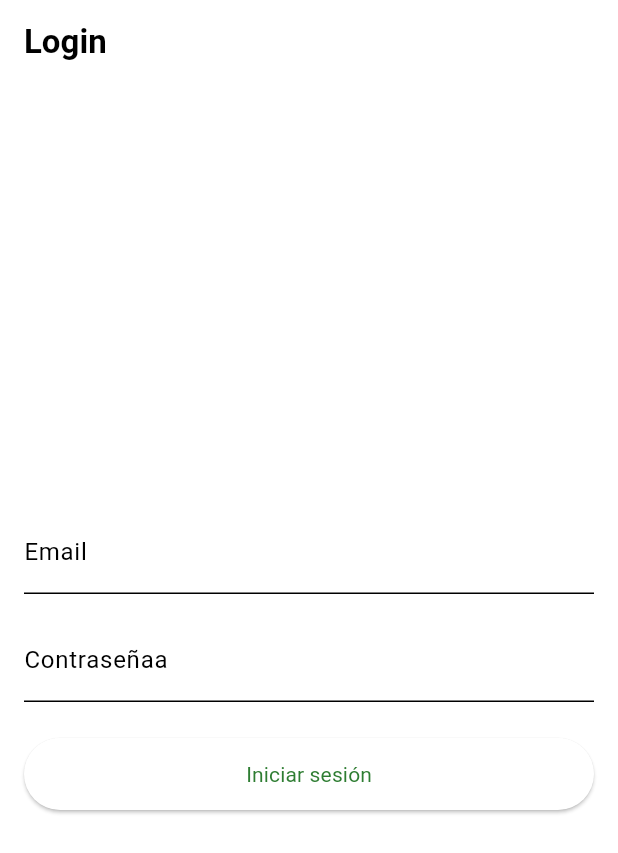
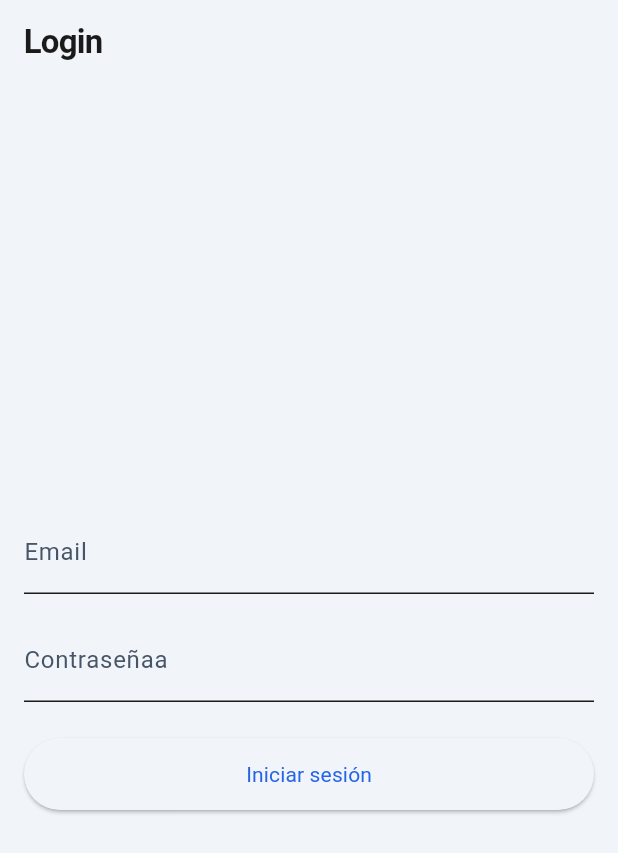
Before and after one commit to laquizhpeq/peoplesync, a Flutter app: the screen it shows after launch, on a phone screen of 412 x 824 dp. Shown: the top 853 px of the screen. Run offline on Flutter 3.47's test engine with Material 3 defaults, Android fonts, the phone set to English and light mode, and no system bars; our stand-ins replace firebase_auth, firebase_core; accounts and stored records are empty; Roboto replaces fonts that are missing (PlusJakartaSans).

Commit message:
integracion firebase,colores globales

```diff
--- a/lib/features/auth/auth_state.dart
+++ b/lib/features/auth/auth_state.dart
@@ -1,4 +1,3 @@
-// TODO: Implement Auth State Management (e.g., using Provider, Bloc, or Riverpod)
 class AuthState {
   // Placeholder for auth state
 }
--- a/lib/shared/themes/app_theme.dart
+++ b/lib/shared/themes/app_theme.dart
@@ -1,18 +1,79 @@
 import 'package:flutter/material.dart';
+// Asegúrate de que estas rutas sean las correctas en tu proyecto:
+import 'package:peoplesync/shared/themes/color_scheme.dart';
 import 'package:peoplesync/shared/themes/text_theme.dart';
 
-import 'color_scheme.dart';
+class AppTheme {
+  static const double _borderRadius = 16.0;
 
-class AppTheme {
+  // 1. Definimos el estilo de la Card por separado para que sea más legible
+  static CardThemeData _getCardTheme(ColorScheme colorScheme) {
+    return CardThemeData(
+      color: colorScheme.surfaceContainerHighest.withValues(alpha: 0.5),
+      elevation: 0,
+      shape: RoundedRectangleBorder(
+        borderRadius: BorderRadius.circular(_borderRadius),
+      ),
+      margin: const EdgeInsets.symmetric(horizontal: 16, vertical: 8),
+      clipBehavior: Clip
+          .antiAlias, // Para que el contenido no se salga de los bordes redondeados
+    );
+  }
+
+  // 2. Definimos el estilo de la AppBar
+  static AppBarTheme _getAppBarTheme(
+    ColorScheme colorScheme,
+    TextTheme textTheme,
+  ) {
+    return AppBarTheme(
+      backgroundColor: colorScheme.surface,
+      elevation: 0,
+      scrolledUnderElevation: 0,
+      centerTitle: false,
+      titleTextStyle: textTheme.titleLarge?.copyWith(
+        color: colorScheme.onSurface,
+      ),
+      iconTheme: IconThemeData(color: colorScheme.onSurface),
+    );
+  }
+
+  // 3. TEMA LIGHT
   static ThemeData lightTheme = ThemeData(
     useMaterial3: true,
     colorScheme: AppColorScheme.light,
     textTheme: AppTextTheme.light,
+    scaffoldBackgroundColor: AppColorScheme.light.surface,
+
+    // Asignamos los sub-temas
+    appBarTheme: _getAppBarTheme(AppColorScheme.light, AppTextTheme.light),
+    cardTheme: _getCardTheme(AppColorScheme.light),
+
+    floatingActionButtonTheme: FloatingActionButtonThemeData(
+      backgroundColor: AppColorScheme.light.primary,
+      foregroundColor: AppColorScheme.light.onPrimary,
+      shape: RoundedRectangleBorder(
+        borderRadius: BorderRadius.circular(_borderRadius),
+      ),
+    ),
   );
 
+  // 4. TEMA DARK
   static ThemeData darkTheme = ThemeData(
     useMaterial3: true,
     colorScheme: AppColorScheme.dark,
     textTheme: AppTextTheme.dark,
+    scaffoldBackgroundColor: AppColorScheme.dark.surface,
+
+    // Asignamos los sub-temas
+    appBarTheme: _getAppBarTheme(AppColorScheme.dark, AppTextTheme.dark),
+    cardTheme: _getCardTheme(AppColorScheme.dark),
+
+    floatingActionButtonTheme: FloatingActionButtonThemeData(
+      backgroundColor: AppColorScheme.dark.primary,
+      foregroundColor: AppColorScheme.dark.onPrimary,
+      shape: RoundedRectangleBorder(
+        borderRadius: BorderRadius.circular(_borderRadius),
+      ),
+    ),
   );
 }
--- a/lib/shared/themes/color_scheme.dart
+++ b/lib/shared/themes/color_scheme.dart
@@ -1,27 +1,59 @@
 import 'package:flutter/material.dart';
 
 class AppColorScheme {
+  // Seed Color: Sapphire Blue (#3B82F6) - El ADN de la marca
+
   static const light = ColorScheme(
     brightness: Brightness.light,
-    primary: Color(0xFF2E7D32),
+    // Primary: Sapphire Blue
+    primary: Color(0xFF2563EB),
     onPrimary: Colors.white,
-    secondary: Color(0xFF81C784),
-    onSecondary: Colors.black,
-    error: Colors.red,
+    primaryContainer: Color(0xFFDBEAFE),
+    onPrimaryContainer: Color(0xFF1E40AF),
+
+    // Secondary: Cyan Glacial
+    secondary: Color(0xFF06B6D4),
+    onSecondary: Colors.white,
+    secondaryContainer: Color(0xFFCFFAFE),
+    onSecondaryContainer: Color(0xFF0891B2),
+
+    // Tertiary: Soft Indigo
+    tertiary: Color(0xFF818CF8),
+    onTertiary: Colors.white,
+
+    // Neutral / Background
+    error: Color(0xFFBA1A1A),
     onError: Colors.white,
-    surface: Colors.white,
-    onSurface: Colors.black,
+    surface: Color(0xFFF1F5F9), // Slate White
+    onSurface: Color(0xFF1A1A1A), // Deep Charcoal
+    surfaceContainerHighest: Color(0xFFE2E8F0),
+    onSurfaceVariant: Color(0xFF475569),
   );
 
   static const dark = ColorScheme(
     brightness: Brightness.dark,
-    primary: Color(0xFF81C784),
-    onPrimary: Colors.black,
-    secondary: Color(0xFF2E7D32),
-    onSecondary: Colors.white,
-    error: Colors.red,
-    onError: Colors.white,
-    surface: Colors.black,
-    onSurface: Colors.white,
+    // Primary: Sky Blue (Suavizado para Dark Mode)
+    primary: Color(0xFF60A5FA),
+    onPrimary: Color(0xFF00318C),
+    primaryContainer: Color(0xFF1E40AF),
+    onPrimaryContainer: Color(0xFFDBEAFE),
+
+    // Secondary: Electric Cyan
+    secondary: Color(0xFF22D3EE),
+    onSecondary: Color(0xFF00363D),
+    secondaryContainer: Color(0xFF0891B2),
+    onSecondaryContainer: Color(0xFFCFFAFE),
+
+    // Tertiary: Lavender Mist
+    tertiary: Color(0xFFA5B4FC),
+    onTertiary: Color(0xFF2D3282),
+
+    // Neutral / Background
+    error: Color(0xFFFFB4AB),
+    onError: Color(0xFF690005),
+    surface: Color(0xFF0F172A), // Midnight Slate
+    onSurface: Color(0xFFF8FAFC), // White Blue
+    surfaceContainerHighest: Color(0xFF1E293B), // Para las tarjetas
+    onSurfaceVariant: Color(0xFF94A3B8),
   );
 }
--- a/lib/shared/themes/text_theme.dart
+++ b/lib/shared/themes/text_theme.dart
@@ -1,13 +1,54 @@
 import 'package:flutter/material.dart';
 
 class AppTextTheme {
+  // Configuración para Modo Claro
   static const light = TextTheme(
-    titleLarge: TextStyle(fontSize: 22, fontWeight: FontWeight.bold),
-    bodyMedium: TextStyle(fontSize: 16),
+    // Headline / Nombre del contacto
+    titleLarge: TextStyle(
+      fontFamily: 'PlusJakartaSans',
+      fontSize: 22,
+      fontWeight: FontWeight.bold,
+      color: Color(0xFF1A1A1A), // Deep Charcoal
+      letterSpacing: -0.5, // Toque moderno
+    ),
+    // Body / Teléfonos, correos, notas
+    bodyMedium: TextStyle(
+      fontFamily: 'Inter',
+      fontSize: 16,
+      fontWeight: FontWeight.normal,
+      color: Color(0xFF475569), // Slate Grey (Suave para la vista)
+    ),
+    // Label / Rótulos de categoría (MÓVIL, CASA, TRABAJO)
+    labelSmall: TextStyle(
+      fontFamily: 'Inter',
+      fontSize: 11,
+      fontWeight: FontWeight.w600,
+      letterSpacing: 1.2,
+      color: Color(0xFF06B6D4), // Usamos el Secondary (Cyan) como acento
+    ),
   );
 
+  // Configuración para Modo Oscuro
   static const dark = TextTheme(
-    titleLarge: TextStyle(fontSize: 22, fontWeight: FontWeight.bold),
-    bodyMedium: TextStyle(fontSize: 16),
+    titleLarge: TextStyle(
+      fontFamily: 'PlusJakartaSans',
+      fontSize: 22,
+      fontWeight: FontWeight.bold,
+      color: Color(0xFFF8FAFC), // White Blue
+      letterSpacing: -0.5,
+    ),
+    bodyMedium: TextStyle(
+      fontFamily: 'Inter',
+      fontSize: 16,
+      fontWeight: FontWeight.normal,
+      color: Color(0xFF94A3B8), // Slate Grey claro
+    ),
+    labelSmall: TextStyle(
+      fontFamily: 'Inter',
+      fontSize: 11,
+      fontWeight: FontWeight.w600,
+      letterSpacing: 1.5, // Un poco más de aire en dark mode
+      color: Color(0xFF22D3EE), // Electric Cyan (Más brillante)
+    ),
   );
 }
--- a/lib/shared/widgets/base/buttons/base_primary_button.dart
+++ b/lib/shared/widgets/base/buttons/base_primary_button.dart
@@ -1,5 +1,4 @@
 import 'package:flutter/material.dart';
-import 'package:flutter/widget_previews.dart';
 
 class BasePrimaryButton extends StatelessWidget {
   final VoidCallback? onPressed;
@@ -22,7 +21,3 @@ class BasePrimaryButton extends StatelessWidget {
     );
   }
 }
-
-@Preview(name: 'BasePrimaryButton')
-Widget basePrimaryButtonPreview() =>
-    const BasePrimaryButton(onPressed: null, child: Text('BasePrimaryButton'));
```
Also changed, not shown: 3 other files.
